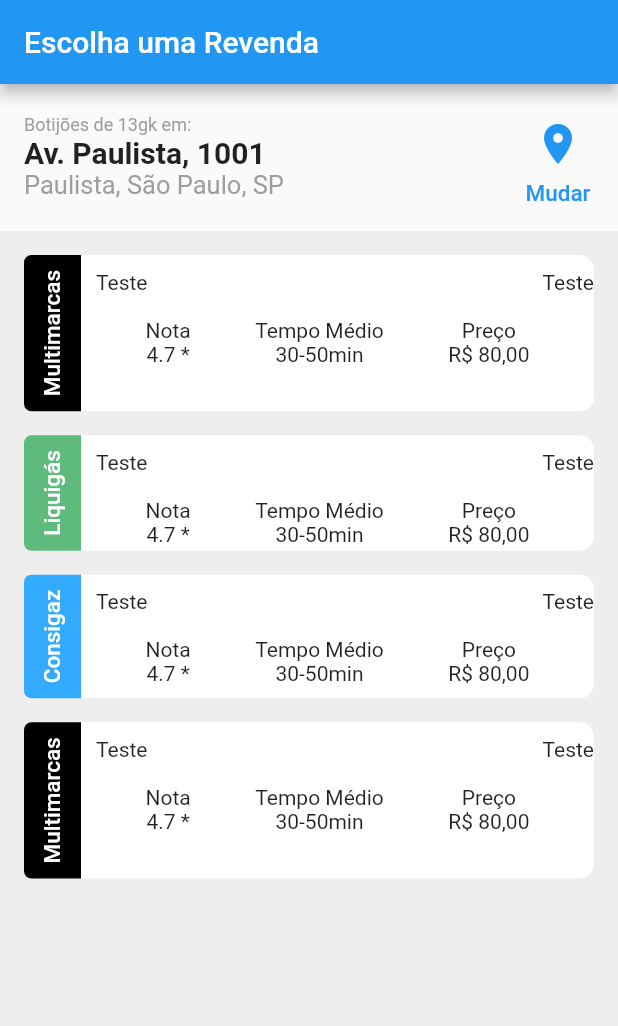
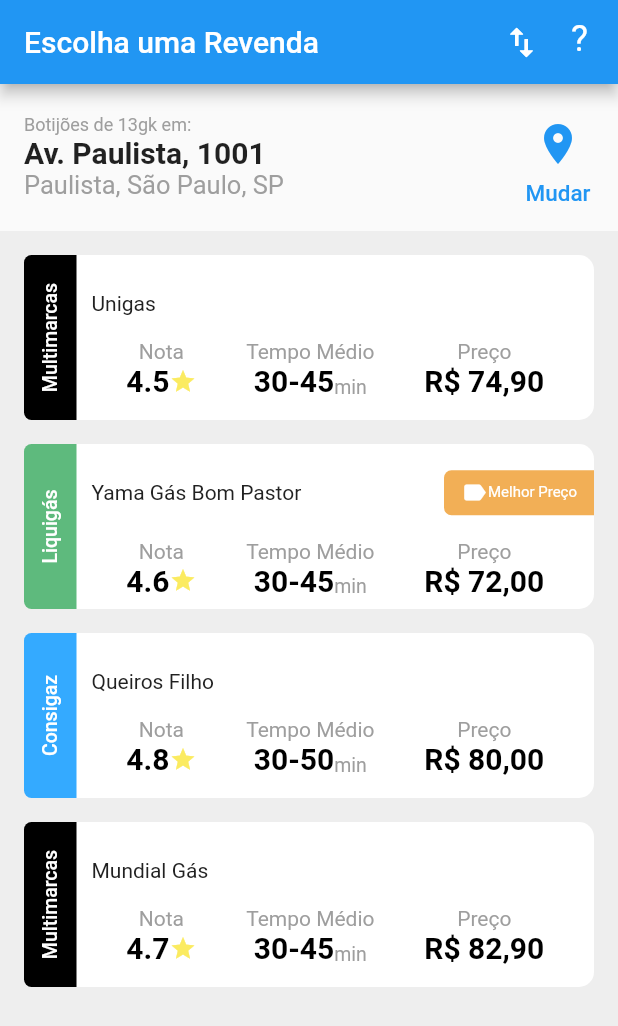
Before and after one commit to mbrufatto/desafio_flutter_basico, a Flutter app: the screen it shows after launch, on a phone screen of 412 x 824 dp. Shown: the top 1026 px of the screen. Run offline on Flutter 3.47's test engine with Material 2 defaults, Android fonts, the phone set to English and light mode, and no system bars.

Commit message:
Finished the home layout

```diff
--- /dev/null
+++ b/desafio_flutter_basico/lib/app/components/home_head.dart
@@ -0,0 +1,56 @@
+import 'package:flutter/material.dart';
+
+class HomeHead extends StatelessWidget {
+  const HomeHead({Key key}) : super(key: key);
+
+  @override
+  Widget build(BuildContext context) {
+    return Container(
+      child: Row(
+        mainAxisAlignment: MainAxisAlignment.spaceBetween,
+        children: [
+          Padding(
+            padding: const EdgeInsets.only(top: 16, left: 16, bottom: 16),
+            child: Column(
+              crossAxisAlignment: CrossAxisAlignment.start,
+              children: [
+                Text(
+                  'Botijões de 13gk em:',
+                  style: TextStyle(fontSize: 12, color: Colors.grey[500]),
+                ),
+                Text(
+                  'Av. Paulista, 1001',
+                  style: TextStyle(fontSize: 20, fontWeight: FontWeight.bold),
+                ),
+                Text(
+                  'Paulista, São Paulo, SP',
+                  style: TextStyle(fontSize: 17, color: Colors.grey[500]),
+                ),
+              ],
+            ),
+          ),
+          Padding(
+            padding: const EdgeInsets.only(top: 16, right: 16, bottom: 16),
+            child: Column(
+              children: [
+                IconButton(
+                  onPressed: () {},
+                  icon: Icon(Icons.location_on),
+                  iconSize: 32,
+                  color: Colors.blue,
+                ),
+                Text(
+                  'Mudar',
+                  style: TextStyle(
+                      color: Colors.blue,
+                      fontWeight: FontWeight.w500,
+                      fontSize: 15),
+                ),
+              ],
+            ),
+          ),
+        ],
+      ),
+    );
+  }
+}
--- /dev/null
+++ b/desafio_flutter_basico/lib/app/components/reseller_list.dart
@@ -0,0 +1,27 @@
+import 'package:flutter/material.dart';
+
+import 'reseller_tile.dart';
+
+class ResellerList extends StatelessWidget {
+  List<dynamic> resellers;
+
+  ResellerList(this.resellers);
+
+  @override
+  Widget build(BuildContext context) {
+    return Expanded(
+      child: Container(
+        color: Colors.grey[200],
+        child: Padding(
+          padding: const EdgeInsets.all(16.0),
+          child: ListView.builder(
+            itemCount: resellers?.length ?? 0,
+            itemBuilder: (_, index) {
+              return ResellerTile(resellers[index]);
+            },
+          ),
+        ),
+      ),
+    );
+  }
+}
--- a/desafio_flutter_basico/lib/app/components/reseller_tile.dart
+++ b/desafio_flutter_basico/lib/app/components/reseller_tile.dart
@@ -1,3 +1,4 @@
+import 'package:desafio_flutter_basico/helper.dart';
 import 'package:flutter/material.dart';
 
 class ResellerTile extends StatelessWidget {
@@ -8,6 +9,7 @@ class ResellerTile extends StatelessWidget {
   @override
   Widget build(BuildContext context) {
     return Container(
+      height: 110,
       margin: EdgeInsets.only(bottom: 16),
       decoration: BoxDecoration(
         borderRadius: BorderRadius.circular(10),
@@ -20,6 +22,7 @@ class ResellerTile extends StatelessWidget {
           RotatedBox(
             quarterTurns: -1,
             child: Container(
+              width: 115,
               decoration: BoxDecoration(
                 color: Color(int.parse('0xFF${reseller['cor']}')),
                 borderRadius: BorderRadius.only(
@@ -29,12 +32,14 @@ class ResellerTile extends StatelessWidget {
               ),
               child: Padding(
                 padding: const EdgeInsets.all(10.0),
-                child: Text(
-                  reseller['tipo'],
-                  style: TextStyle(
-                      color: Colors.white,
-                      fontSize: 15,
-                      fontWeight: FontWeight.w500),
+                child: Center(
+                  child: Text(
+                    reseller['tipo'],
+                    style: TextStyle(
+                        color: Colors.white,
+                        fontSize: 13,
+                        fontWeight: FontWeight.w500),
+                  ),
                 ),
               ),
             ),
@@ -42,14 +47,44 @@ class ResellerTile extends StatelessWidget {
           Expanded(
               child: Column(
             crossAxisAlignment: CrossAxisAlignment.stretch,
+            mainAxisAlignment: MainAxisAlignment.center,
             children: [
               Container(
                 margin: EdgeInsets.only(top: 10, left: 10),
                 child: Row(
                   mainAxisAlignment: MainAxisAlignment.spaceBetween,
                   children: [
-                    Text('Teste'),
-                    Text('Teste'),
+                    Text(
+                      reseller['nome'],
+                      style: TextStyle(color: Colors.grey[900]),
+                    ),
+                    if (reseller['melhorPreco'])
+                      Container(
+                        width: 100,
+                        height: 30,
+                        decoration: BoxDecoration(
+                          color: Color(0xFFF2AF56),
+                          borderRadius: BorderRadius.only(
+                            topLeft: Radius.circular(5),
+                            bottomLeft: Radius.circular(5),
+                          ),
+                        ),
+                        child: Row(
+                          mainAxisAlignment: MainAxisAlignment.center,
+                          children: [
+                            Icon(
+                              Icons.label,
+                              color: Colors.white,
+                              size: 18,
+                            ),
+                            Text(
+                              'Melhor Preço',
+                              style:
+                                  TextStyle(color: Colors.white, fontSize: 10),
+                            ),
+                          ],
+                        ),
+                      ),
                   ],
                 ),
               ),
@@ -61,20 +96,71 @@ class ResellerTile extends StatelessWidget {
                 children: [
                   Column(
                     children: [
-                      Text('Nota'),
-                      Text('4.7 *'),
+                      Text(
+                        'Nota',
+                        style: TextStyle(color: Colors.grey[500]),
+                      ),
+                      Row(
+                        children: [
+                          Text(
+                            '${reseller['nota']}',
+                            style: TextStyle(
+                              color: Colors.black,
+                              fontSize: 20,
+                              fontWeight: FontWeight.bold,
+                            ),
+                          ),
+                          Icon(
+                            Icons.star,
+                            color: Color(0xFFFBEB60),
+                            size: 18,
+                          )
+                        ],
+                      ),
                     ],
                   ),
                   Column(
                     children: [
-                      Text('Tempo Médio'),
-                      Text('30-50min'),
+                      Text(
+                        'Tempo Médio',
+                        style: TextStyle(color: Colors.grey[500]),
+                      ),
+                      Row(
+                        crossAxisAlignment: CrossAxisAlignment.end,
+                        children: [
+                          Text(
+                            '${reseller['tempoMedio']}',
+                            style: TextStyle(
+                              color: Colors.black,
+                              fontSize: 20,
+                              fontWeight: FontWeight.bold,
+                            ),
+                          ),
+                          Text(
+                            'min',
+                            style: TextStyle(
+                              color: Colors.grey,
+                              fontSize: 13,
+                            ),
+                          ),
+                        ],
+                      ),
                     ],
                   ),
                   Column(
                     children: [
-                      Text('Preço'),
-                      Text('R\$ 80,00'),
+                      Text(
+                        'Preço',
+                        style: TextStyle(color: Colors.grey[500]),
+                      ),
+                      Text(
+                        Helper.formatPrice(reseller['preco']),
+                        style: TextStyle(
+                          color: Colors.black,
+                          fontSize: 20,
+                          fontWeight: FontWeight.bold,
+                        ),
+                      ),
                     ],
                   )
                 ],
--- a/desafio_flutter_basico/lib/app/pages/home_page.dart
+++ b/desafio_flutter_basico/lib/app/pages/home_page.dart
@@ -1,5 +1,7 @@
 import 'dart:convert';
 
+import 'package:desafio_flutter_basico/app/components/home_head.dart';
+import 'package:desafio_flutter_basico/app/components/reseller_list.dart';
 import 'package:desafio_flutter_basico/app/components/reseller_tile.dart';
 import 'package:flutter/material.dart';
 import 'package:flutter/services.dart';
@@ -28,74 +30,36 @@ class _HomePageState extends State<HomePage> {
       appBar: AppBar(
         title: Text('Escolha uma Revenda'),
         centerTitle: false,
+        actions: <Widget>[
+          Padding(
+              padding: EdgeInsets.only(right: 20.0),
+              child: GestureDetector(
+                onTap: () {},
+                child: Icon(
+                  Icons.swap_vert_outlined,
+                  size: 26.0,
+                ),
+              )),
+          Padding(
+              padding: EdgeInsets.only(right: 20.0),
+              child: GestureDetector(
+                onTap: () {},
+                child: Container(
+                  margin: EdgeInsets.only(top: 12),
+                  child: Text(
+                    '?',
+                    style: TextStyle(fontSize: 24),
+                  ),
+                ),
+              )),
+        ],
       ),
       body: Column(
         crossAxisAlignment: CrossAxisAlignment.stretch,
         mainAxisAlignment: MainAxisAlignment.spaceBetween,
         children: [
-          Container(
-            child: Row(
-              mainAxisAlignment: MainAxisAlignment.spaceBetween,
-              children: [
-                Padding(
-                  padding: const EdgeInsets.only(top: 16, left: 16, bottom: 16),
-                  child: Column(
-                    crossAxisAlignment: CrossAxisAlignment.start,
-                    children: [
-                      Text(
-                        'Botijões de 13gk em:',
-                        style: TextStyle(fontSize: 12, color: Colors.grey[500]),
-                      ),
-                      Text(
-                        'Av. Paulista, 1001',
-                        style: TextStyle(
-                            fontSize: 20, fontWeight: FontWeight.bold),
-                      ),
-                      Text(
-                        'Paulista, São Paulo, SP',
-                        style: TextStyle(fontSize: 17, color: Colors.grey[500]),
-                      ),
-                    ],
-                  ),
-                ),
-                Padding(
-                  padding:
-                      const EdgeInsets.only(top: 16, right: 16, bottom: 16),
-                  child: Column(
-                    children: [
-                      IconButton(
-                        onPressed: () {},
-                        icon: Icon(Icons.location_on),
-                        iconSize: 32,
-                        color: Colors.blue,
-                      ),
-                      Text(
-                        'Mudar',
-                        style: TextStyle(
-                            color: Colors.blue,
-                            fontWeight: FontWeight.w500,
-                            fontSize: 15),
-                      ),
-                    ],
-                  ),
-                ),
-              ],
-            ),
-          ),
-          Expanded(
-            child: Container(
-              color: Colors.grey[200],
-              child: Padding(
-                padding: const EdgeInsets.all(16.0),
-                child: ListView.builder(
-                  itemCount: resellers?.length ?? 0,
-                  itemBuilder: (_, index) {
-                    return ResellerTile(resellers[index]);
-                  },
-                ),
-              ),
-            ),
-          )
+          HomeHead(),
+          ResellerList(resellers),
         ],
       ),
     );
--- /dev/null
+++ b/desafio_flutter_basico/lib/helper.dart
@@ -0,0 +1,9 @@
+import 'package:intl/intl.dart';
+
+class Helper {
+  static String formatPrice(double price) {
+    var f =
+        NumberFormat.currency(locale: 'pt_BR', symbol: 'R\$', decimalDigits: 2);
+    return f.format(price);
+  }
+}
--- a/desafio_flutter_basico/pubspec.yaml
+++ b/desafio_flutter_basico/pubspec.yaml
@@ -23,6 +23,7 @@ environment:
 dependencies:
   flutter:
     sdk: flutter
+  intl: ^0.16.1
 
 
   # The following adds the Cupertino Icons font to your application.
```
Also changed, not shown: desafio_flutter_basico/pubspec.lock.
